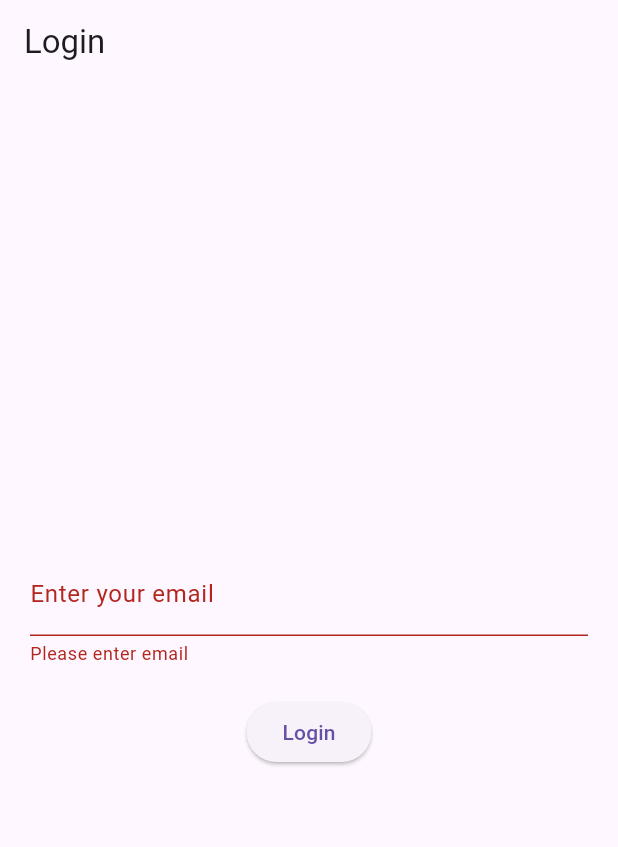
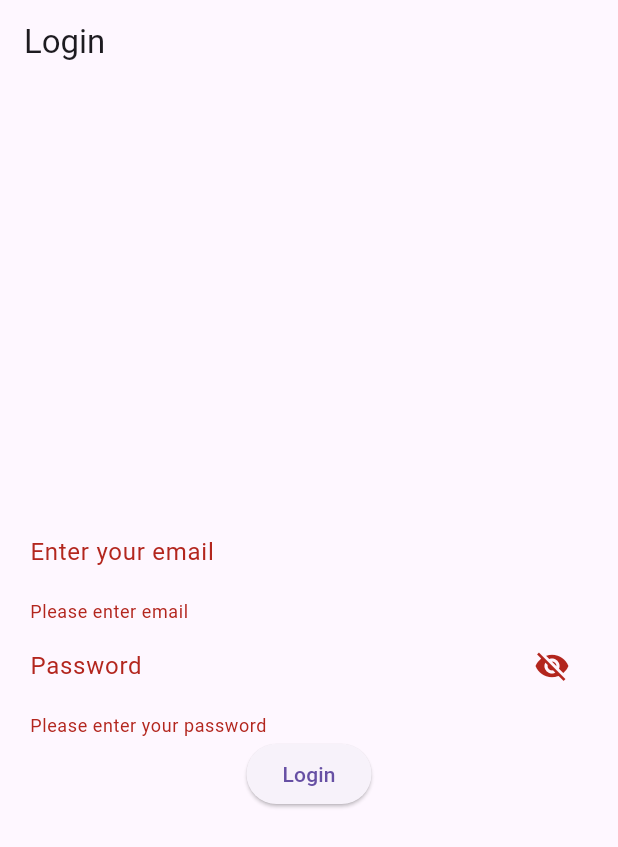
Before and after one commit to Hasanthi-Swarna/task-manager-app, a Flutter app: the screen it shows after launch, after a tap on "Login", on a phone screen of 412 x 824 dp. Shown: the top 847 px of the screen. Run offline on Flutter 3.47's test engine with Material 3 defaults, Android fonts, the phone set to English and light mode, and no system bars.

Commit message:
Update login_view.dart

```diff
--- a/lib/views/login_view.dart
+++ b/lib/views/login_view.dart
@@ -10,6 +10,8 @@ class _LoginViewState extends State<LoginView> {
   final TextEditingController _emailController = TextEditingController();
   final _formKey = GlobalKey<FormState>();
 
+  bool _isPasswordVisible = false;
+
   bool isValidEmail(String email) {
     final regex = RegExp(r'^[\w-\.]+@([\w-]+\.)+[\w-]{2,4}$');
     return regex.hasMatch(email);
@@ -17,10 +19,13 @@ class _LoginViewState extends State<LoginView> {
 
   void _login() {
     if (_formKey.currentState!.validate()) {
+      final String email = _emailController.text;
+      final String userName = email.split('@')[0];
+
       Navigator.pushReplacement(
         context,
         MaterialPageRoute(
-          builder: (context) => TaskListView(email: _emailController.text),
+          builder: (context) => TaskListView(userName: userName),
         ),
       );
     }
@@ -39,7 +44,10 @@ class _LoginViewState extends State<LoginView> {
             children: [
               TextFormField(
                 controller: _emailController,
-                decoration: InputDecoration(labelText: 'Enter your email'),
+                decoration: const InputDecoration(
+                  labelText: 'Enter your email',
+                  border: InputBorder.none,
+                ),
                 validator: (value) {
                   if (value == null || value.isEmpty) {
                     return 'Please enter email';
@@ -49,12 +57,42 @@ class _LoginViewState extends State<LoginView> {
                   return null;
                 },
               ),
-              SizedBox(height: 20),
-              ElevatedButton(onPressed: _login, child: Text('Login')),
+              TextFormField(
+                obscureText: !_isPasswordVisible,
+                decoration: InputDecoration(
+                  labelText: 'Password',
+                  border: InputBorder.none,
+                  suffixIcon: IconButton(
+                    icon: Icon(
+                      _isPasswordVisible
+                          ? Icons.visibility
+                          : Icons.visibility_off,
+                    ),
+                    onPressed: () {
+                      setState(() {
+                        _isPasswordVisible = !_isPasswordVisible;
+                      });
+                    },
+                  ),
+                ),
+                validator: (value) {
+                  if (value == null || value.isEmpty) {
+                    return 'Please enter your password';
+                  }
+                  return null;
+                },
+              ),
+              ElevatedButton(onPressed: _login, child: const Text('Login')),
             ],
           ),
         ),
       ),
     );
   }
+
+  @override
+  void dispose() {
+    _emailController.dispose();
+    super.dispose();
+  }
 }
```
